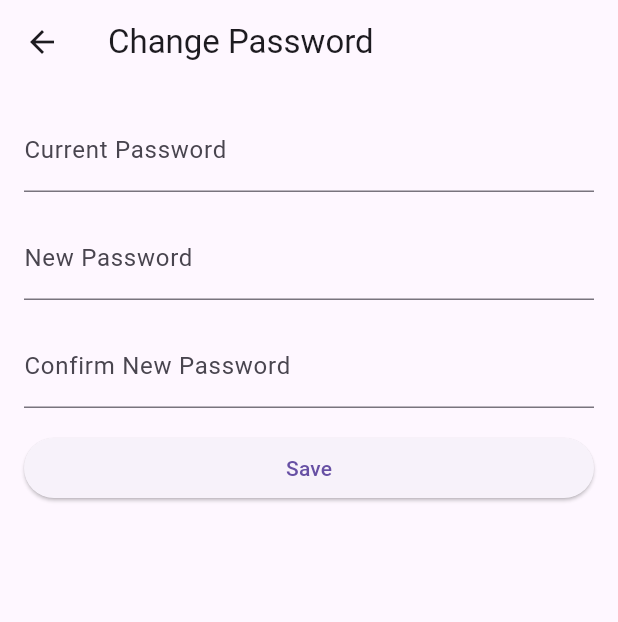
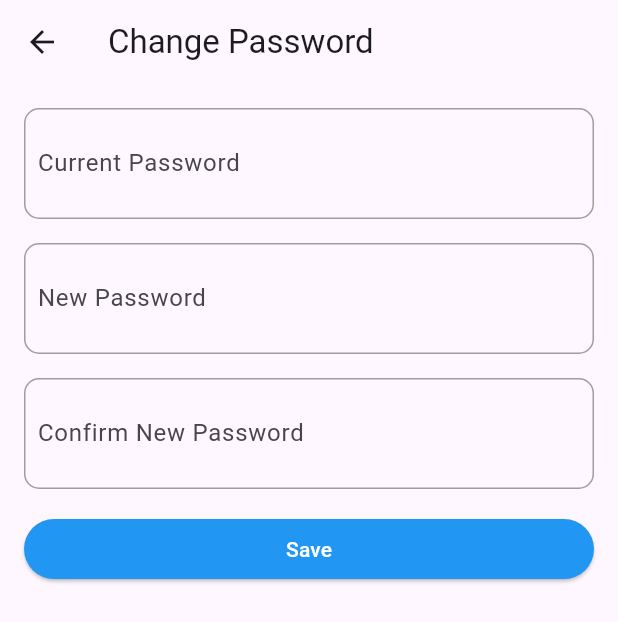
Before and after one commit to yusdi17/dyarimu, a Flutter app: the ChangePassword screen opened directly, on a phone screen of 412 x 824 dp. Shown: the top 622 px of the screen. Run offline on Flutter 3.47's test engine with Material 3 defaults, Android fonts, the phone set to English and light mode, and no system bars.

Commit message:
update done

```diff
--- a/lib/profile/chngepswd.dart
+++ b/lib/profile/chngepswd.dart
@@ -25,32 +25,68 @@ class _ChangePasswordState extends State<ChangePassword> {
         child: Column(
           crossAxisAlignment: CrossAxisAlignment.stretch,
           children: [
-            TextField(
+            Container(
+              decoration: BoxDecoration(
+                border: Border.all(color: Colors.grey),
+                borderRadius: BorderRadius.circular(10),
+              ),
+              child: Padding(
+                padding: const EdgeInsets.all(8.0),
+                child: TextField(
                   decoration: const InputDecoration(
+                    border: InputBorder.none,
                     labelText: 'Current Password',
                   ),
                   obscureText: true,
                 ),
+              ),
+            ),
             const SizedBox(height: 16.0),
-            TextField(
+            Container(
+              decoration: BoxDecoration(
+                border: Border.all(color: Colors.grey),
+                borderRadius: BorderRadius.circular(10),
+              ),
+              child: Padding(
+                padding: const EdgeInsets.all(8.0),
+                child: TextField(
                   decoration: const InputDecoration(
+                    border: InputBorder.none,
                     labelText: 'New Password',
                   ),
                   obscureText: true,
                 ),
+              ),
+            ),
             const SizedBox(height: 16.0),
-            TextField(
+            Container(
+              decoration: BoxDecoration(
+                border: Border.all(color: Colors.grey),
+                borderRadius: BorderRadius.circular(10),
+              ),
+              child: Padding(
+                padding: const EdgeInsets.all(8.0),
+                child: TextField(
                   decoration: const InputDecoration(
+                    border: InputBorder.none,
                     labelText: 'Confirm New Password',
                   ),
                   obscureText: true,
                 ),
+              ),
+            ),
             const SizedBox(height: 16.0),
             ElevatedButton(
+              style: ElevatedButton.styleFrom(
+                backgroundColor: Colors.blue,
+              ),
               onPressed: () {
-                // Handle save button press
+                // Handle save button pressA
               },
-              child: const Text('Save'),
+              child: const Text(
+                'Save',
+                style: TextStyle(color: Colors.white),
+              ),
             ),
           ],
         ),
```
Lines whose indentation alone changed are shown as unchanged.
